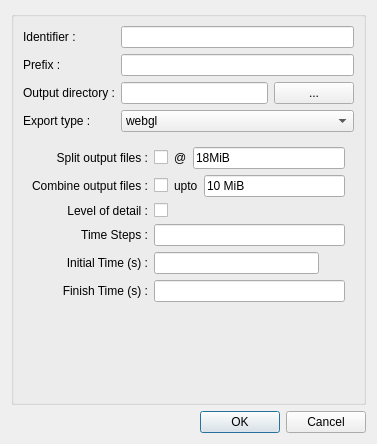
Qt form mapclientplugins/argonsceneexporterstep/qt/configuredialog.ui (mapclient-plugins/mapclientplugins.argonsceneexporterstep) before a commit.
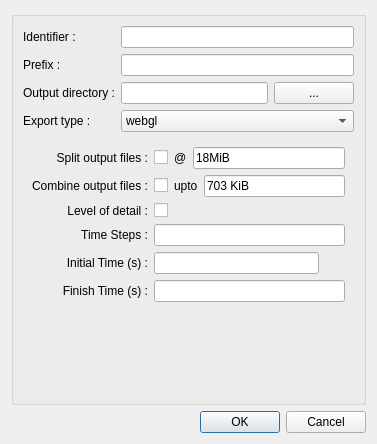
The same form after that commit.

```diff
--- a/mapclientplugins/argonsceneexporterstep/qt/configuredialog.ui
+++ b/mapclientplugins/argonsceneexporterstep/qt/configuredialog.ui
@@ -290,7 +290,7 @@
              <item>
               <widget class="QLineEdit" name="lineEditCombineMaxSize">
                <property name="text">
-                <string>10 MiB</string>
+                <string>703 KiB</string>
                </property>
               </widget>
              </item>
```
